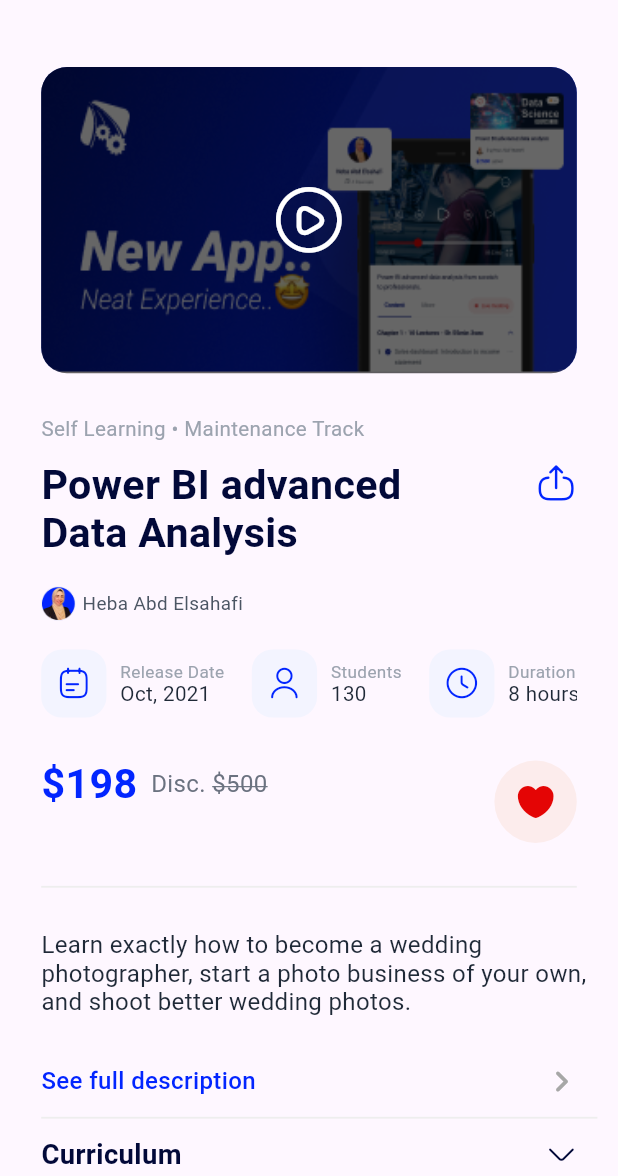
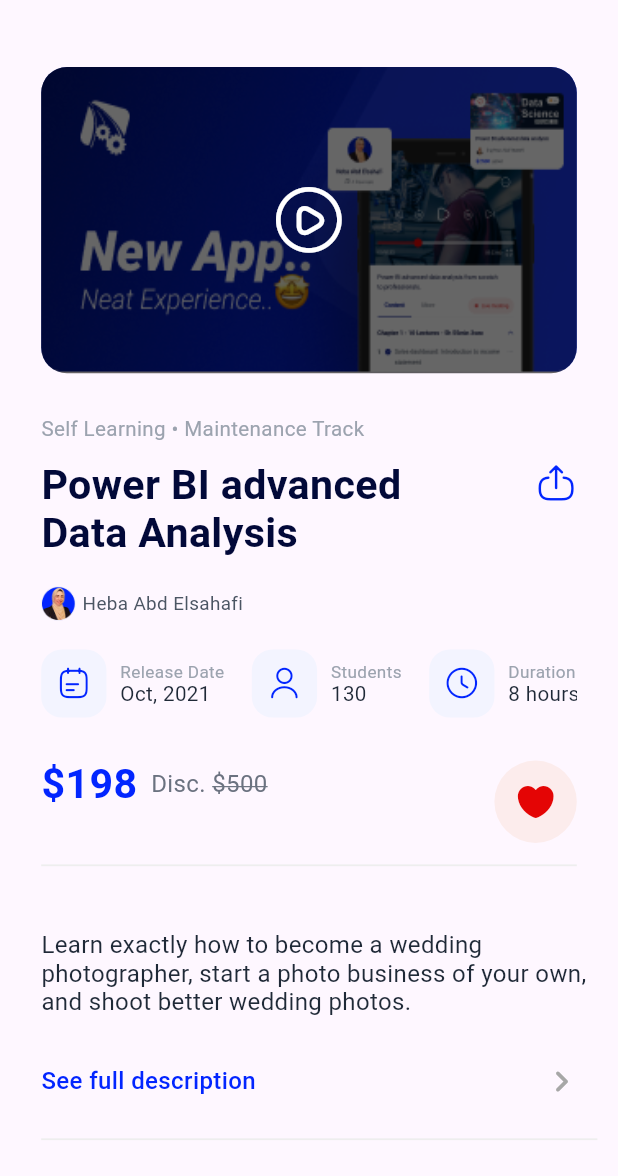
Before and after one commit to moha-b/LMS, a Flutter app: the screen it shows after launch, on a phone screen of 412 x 824 dp, the part 60-1236 px from its top. Run offline on Flutter 3.47's test engine with Material 3 defaults, Android fonts, the phone set to English and light mode, and no system bars; our stand-ins replace flutter_screenutil.

Commit message:
update Line Separated

```diff
--- a/lib/course_view/view/widgets/course_data_section.dart
+++ b/lib/course_view/view/widgets/course_data_section.dart
@@ -129,9 +129,6 @@ class CourseDataSection extends StatelessWidget {
               ),
             ],
           ),
-          SizedBox(
-            height: 24.h,
-          ),
           const LineSeparated(),
         ],
       ),
--- a/lib/course_view/view/widgets/line_separated.dart
+++ b/lib/course_view/view/widgets/line_separated.dart
@@ -9,6 +9,7 @@ class LineSeparated extends StatelessWidget {
   Widget build(BuildContext context) {
     return Container(
       height: 1.h,
+      margin: EdgeInsets.symmetric(vertical: 12.h),
       width: 327.w,
       color: AppColors.gray200,
     );
```
